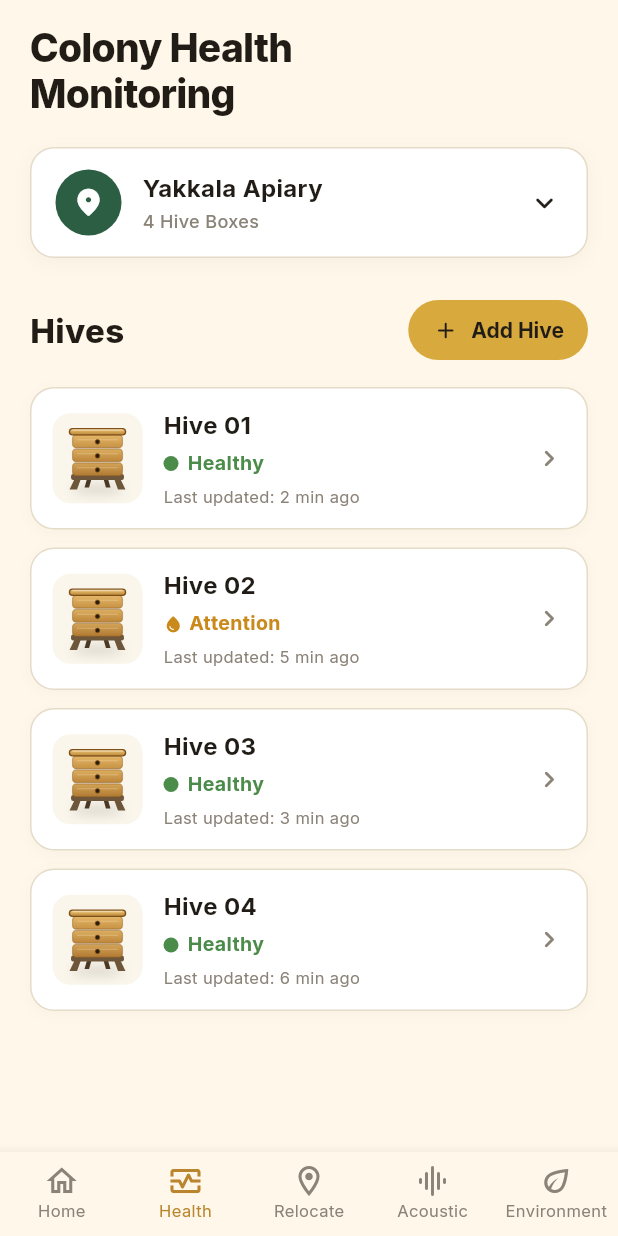
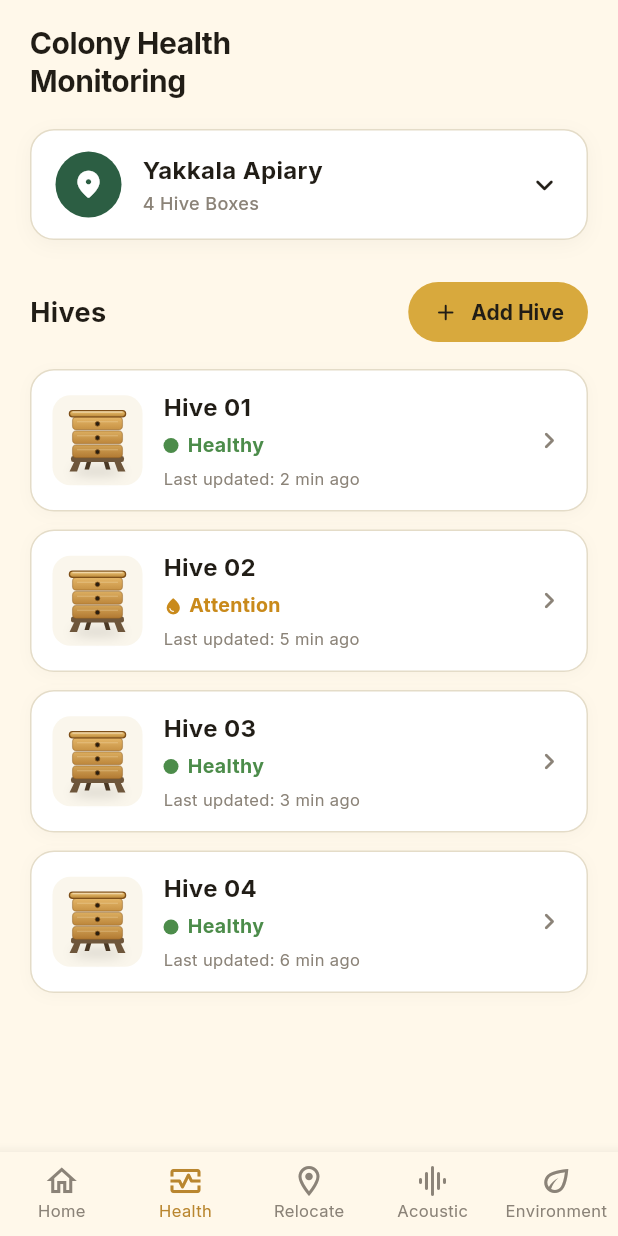
Before and after one commit to Dehiw/J26-IT-378-Research-Project, a Flutter app: the HealthScreen screen opened directly, on a phone screen of 412 x 824 dp. Run offline on Flutter 3.47's test engine with Material 3 defaults, Android fonts, the phone set to English and light mode, and no system bars; drawn by our look-alikes of flutter_animate; our stand-ins replace fl_chart, google_fonts, image_picker, shared_preferences; missing offline and left inert: onnxruntime; accounts and stored records are empty; network calls fail; statements that could not run were skipped.

Commit message:
chnage font size about hive helth dashoard

```diff
--- a/frontend/lib/screens/health_screen.dart
+++ b/frontend/lib/screens/health_screen.dart
@@ -414,11 +414,11 @@ class _HealthScreenState extends State<HealthScreen> {
         Text(
           'Colony Health\nMonitoring',
           style: GoogleFonts.inter(
-            fontSize: 26,
-            fontWeight: FontWeight.w800,
+            fontSize: 20,
+            fontWeight: FontWeight.w700,
             color: AppColors.textPrimary,
-            height: 1.2,
-            letterSpacing: -0.5,
+            height: 1.25,
+            letterSpacing: -0.3,
           ),
         ),
       ],
@@ -512,8 +512,8 @@ class _HealthScreenState extends State<HealthScreen> {
         Text(
           'Hives',
           style: GoogleFonts.inter(
-            fontSize: 22,
-            fontWeight: FontWeight.w800,
+            fontSize: 18,
+            fontWeight: FontWeight.w700,
             color: AppColors.textPrimary,
           ),
         ),
--- a/frontend/lib/screens/hive_health_dashboard_screen.dart
+++ b/frontend/lib/screens/hive_health_dashboard_screen.dart
@@ -221,7 +221,7 @@ class _HiveHealthDashboardScreenState extends State<HiveHealthDashboardScreen> {
               widget.hiveName,
               style: GoogleFonts.inter(
                 fontSize: 18,
-                fontWeight: FontWeight.w800,
+                fontWeight: FontWeight.w700,
                 color: AppColors.textPrimary,
               ),
             ),
```
